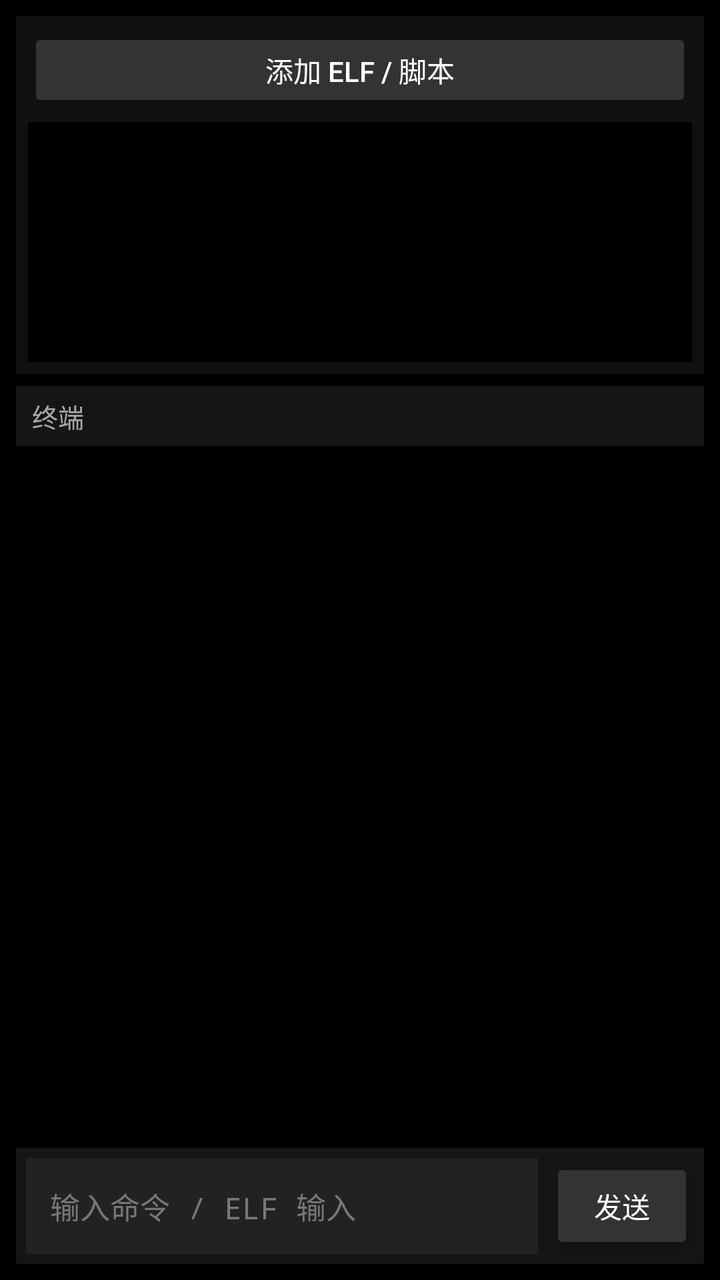
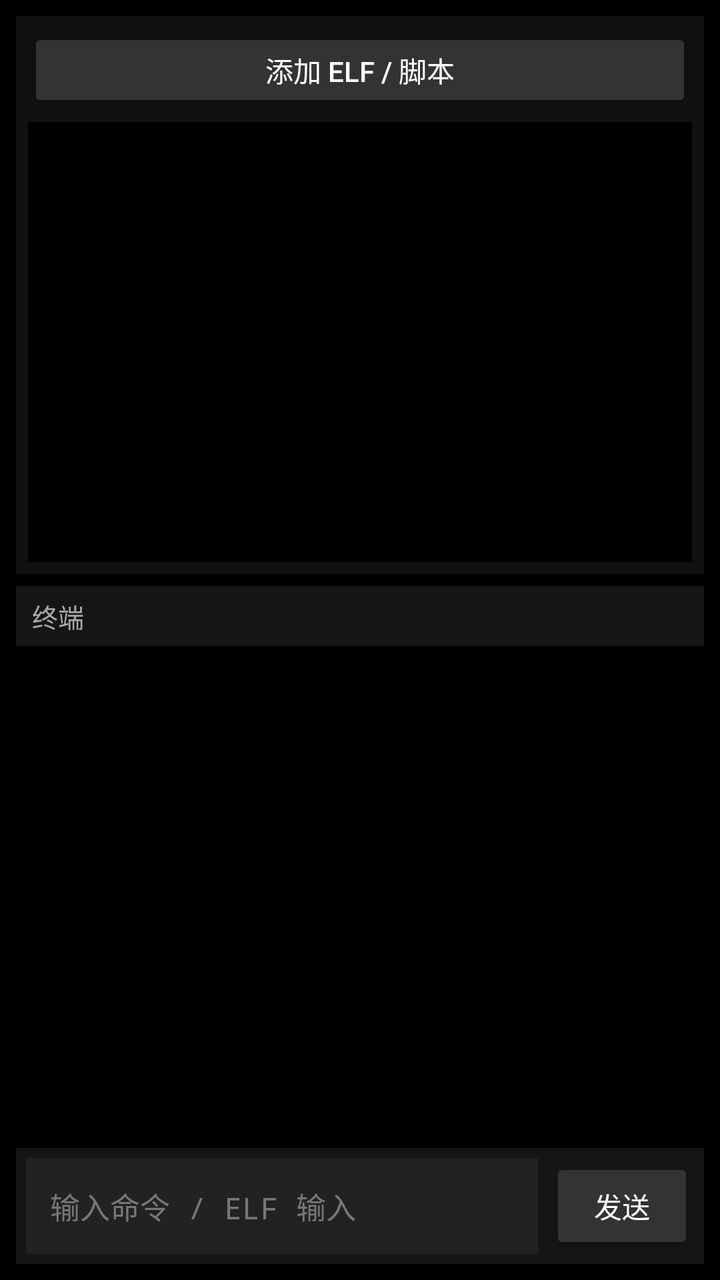

Screens rendered from an Android XML layout before and after an edit, with the pre-edit source and the edit as a unified diff.
<!-- AndroidManifest.xml: application theme Theme.AppCompat.Light.NoActionBar -->
<!-- res/layout/activity_main.xml -->
<?xml version="1.0" encoding="utf-8"?>
<LinearLayout
    xmlns:android="http://schemas.android.com/apk/res/android"
    xmlns:tools="http://schemas.android.com/tools"

    android:layout_width="match_parent"
    android:layout_height="match_parent"

    android:orientation="vertical"
    android:background="#000000"

    android:padding="8dp"

    tools:context=".MainActivity">

    
    <LinearLayout
        android:layout_width="match_parent"
        android:layout_height="wrap_content"
        android:orientation="vertical"
        android:background="#111111"
        android:padding="6dp">

        <Button
            android:id="@+id/btnAdd"
            android:layout_width="match_parent"
            android:layout_height="42dp"
            android:text="添加 ELF / 脚本"
            android:textSize="14sp"
            android:textColor="#FFFFFF"
            android:backgroundTint="#333333"
            android:minHeight="0dp"
            android:minWidth="0dp"
            android:padding="0dp" />

        <ListView
            android:id="@+id/lvScripts"
            android:layout_width="match_parent"
            android:layout_height="120dp"
            android:layout_marginTop="5dp"
            android:background="#000000"
            android:divider="#333333"
            android:dividerHeight="1dp"
            android:overScrollMode="never"
            android:scrollbars="vertical" />

    </LinearLayout>


    
    <LinearLayout
        android:layout_width="match_parent"
        android:layout_height="0dp"
        android:layout_weight="1"
        android:layout_marginTop="6dp"
        android:orientation="vertical"
        android:background="#000000">

        
        <TextView
            android:layout_width="match_parent"
            android:layout_height="30dp"
            android:gravity="center_vertical"
            android:paddingStart="8dp"
            android:paddingEnd="8dp"
            android:text="终端"
            android:textColor="#AAAAAA"
            android:textSize="13sp"
            android:background="#151515" />

        
        <ScrollView
            android:id="@+id/scrollView"
            android:layout_width="match_parent"
            android:layout_height="0dp"
            android:layout_weight="1"
            android:background="#000000"
            android:fillViewport="true"
            android:overScrollMode="never"
            android:scrollbars="vertical">

            <TextView
                android:id="@+id/tvOutput"
                android:layout_width="match_parent"
                android:layout_height="wrap_content"
                android:minHeight="0dp"
                android:padding="10dp"
                android:text=""
                android:textColor="#FFFFFF"
                android:textSize="14sp"
                android:fontFamily="monospace"
                android:lineSpacingExtra="2dp"
                android:gravity="top|start"
                android:textIsSelectable="true" />

        </ScrollView>

    </LinearLayout>


    
    <LinearLayout
        android:layout_width="match_parent"
        android:layout_height="wrap_content"
        android:layout_marginTop="6dp"
        android:orientation="horizontal"
        android:gravity="center_vertical"
        android:background="#151515"
        android:padding="5dp">

        <EditText
            android:id="@+id/etInput"
            android:layout_width="0dp"
            android:layout_height="48dp"
            android:layout_weight="1"
            android:background="#222222"
            android:hint="输入命令 / ELF 输入"
            android:textColorHint="#777777"
            android:textColor="#FFFFFF"
            android:textColorHighlight="#555555"
            android:textSize="15sp"
            android:fontFamily="monospace"
            android:singleLine="true"
            android:imeOptions="actionSend"
            android:inputType="text"
            android:paddingStart="12dp"
            android:paddingEnd="12dp"
            android:paddingTop="0dp"
            android:paddingBottom="0dp" />

        <Button
            android:id="@+id/btnSend"
            android:layout_width="72dp"
            android:layout_height="48dp"
            android:layout_marginStart="6dp"
            android:text="发送"
            android:textSize="14sp"
            android:textColor="#FFFFFF"
            android:backgroundTint="#333333"
            android:minHeight="0dp"
            android:minWidth="0dp"
            android:padding="0dp" />

    </LinearLayout>

</LinearLayout>
<!-- resources referenced by this layout -->
<resources>

</resources>

<!-- the commit's change to res/layout/activity_main.xml (unified diff, before → after) -->
@@ -5,12 +5,9 @@
 
     android:layout_width="match_parent"
     android:layout_height="match_parent"
-
     android:orientation="vertical"
     android:background="#000000"
-
     android:padding="8dp"
-
     tools:context=".MainActivity">
 
     
@@ -36,7 +33,7 @@
         <ListView
             android:id="@+id/lvScripts"
             android:layout_width="match_parent"
-            android:layout_height="120dp"
+            android:layout_height="220dp"
             android:layout_marginTop="5dp"
             android:background="#000000"
             android:divider="#333333"
@@ -56,7 +53,6 @@
         android:orientation="vertical"
         android:background="#000000">
 
-        
         <TextView
             android:layout_width="match_parent"
             android:layout_height="30dp"
@@ -68,7 +64,6 @@
             android:textSize="13sp"
             android:background="#151515" />
 
-        
         <ScrollView
             android:id="@+id/scrollView"
             android:layout_width="match_parent"
